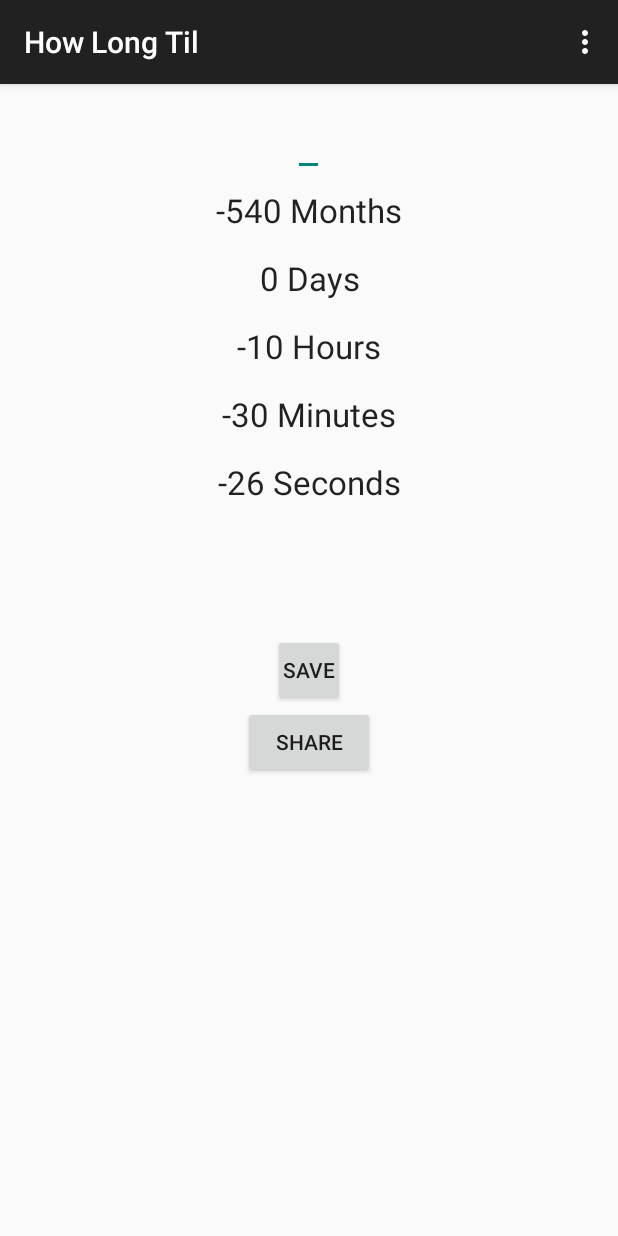
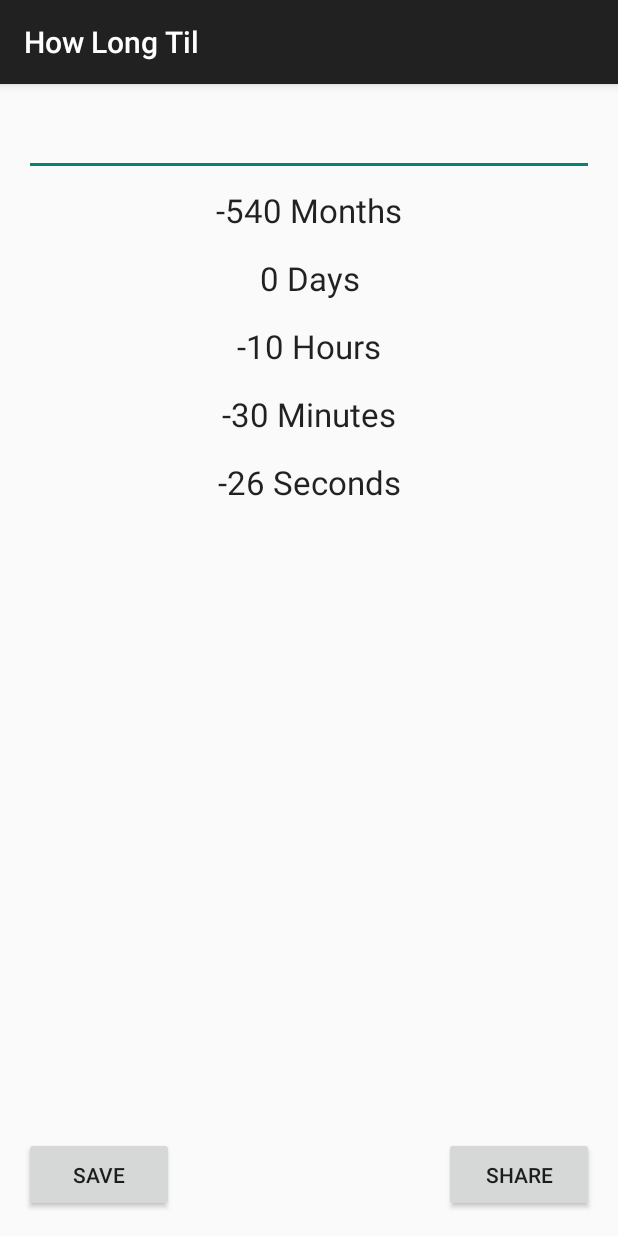
Before and after one commit to msavastano/HowLongTil, an Android app: the HowLongDetail screen opened directly, with no data from a screen before it, on a phone screen of 412 x 824 dp. Run offline under Robolectric (Android 15) with nearby library versions, the phone set to English and light mode, and no system bars; 5 statements that could not run were skipped.

Commit message:
all functions available v1

```diff
--- a/app/src/main/java/com/mikesavastano/howlongtil/HowLongDetail.java
+++ b/app/src/main/java/com/mikesavastano/howlongtil/HowLongDetail.java
@@ -1,8 +1,10 @@
 package com.mikesavastano.howlongtil;
 
 import android.content.Context;
+import android.content.Intent;
 import android.graphics.Bitmap;
 import android.graphics.Canvas;
+import android.net.Uri;
 import android.os.Environment;
 import android.os.Message;
 import android.support.v7.app.ActionBarActivity;
@@ -42,6 +44,7 @@ public class HowLongDetail extends ActionBarActivity {
     TextView minute;
     TextView second;
     DateFormat dateFormat = new SimpleDateFormat("yyyy/MM/dd HH:mm:ss");
+    DateFormat usDateFormat = new SimpleDateFormat("MM/dd/yyyy");
     //Boolean whileOn;
     //Runnable r;
     Thread thdA;
@@ -57,7 +60,7 @@ public class HowLongDetail extends ActionBarActivity {
             day.setText(remainderDays(today, eventDate) + " Day" + addEss(remainderDays(today, eventDate)));
             hour.setText(remainderHours(today, eventDate) + " Hour" + addEss(remainderHours(today, eventDate)));
             minute.setText(remainderMinutes(today, eventDate) + " Minute" + addEss(remainderMinutes(today, eventDate)));
-            event.setText(dateFormat.format(eventDate.getTime()));
+            event.setText(usDateFormat.format(eventDate.getTime()));
         }
     };
 
@@ -110,50 +113,24 @@ public class HowLongDetail extends ActionBarActivity {
         ShareButton.setOnClickListener(new View.OnClickListener() {
             @Override
             public void onClick(View v) {
-                /*
-                File mPath = new File("/sdcard/Pictures/HowLongTil/");
-                mPath.mkdirs();
-                View bigView = findViewById(R.id.linLayoutEventScreen);
-                Bitmap bitmap = Bitmap.createBitmap(bigView.getWidth(), bigView.getHeight(), Bitmap.Config.ARGB_8888);
-                Canvas canvas = new Canvas(bitmap);
-                bigView.draw(canvas);
 
-                OutputStream fout;
-                File imageFile = new File(mPath, "pic.png");
-
-                try {
-                    fout = new FileOutputStream(imageFile);
-                    bitmap.compress(Bitmap.CompressFormat.PNG, 90, fout);
-                    fout.flush();
-                    fout.close();
-
-                } catch (FileNotFoundException e) {
-                    // TODO Auto-generated catch block
-                    e.printStackTrace();
-                } catch (IOException e) {
-                    // TODO Auto-generated catch block
-                    e.printStackTrace();
-                }
-                */
                 captureScreen();
 
                 Toast.makeText(getApplicationContext(), "Shared", Toast.LENGTH_LONG).show();
 
             }
         });
-
-
     }
 
     private void captureScreen() {
-        View v = getWindow().getDecorView().getRootView();
+        View v = getWindow().getDecorView().getRootView();  //getRootView();
         v.setDrawingCacheEnabled(true);
         Bitmap bmp = Bitmap.createBitmap(v.getDrawingCache());
         v.setDrawingCacheEnabled(false);
+        String fd = Environment.getExternalStorageDirectory().toString()+"/Pictures/HowLongTil/";
+        String fn = "SCREEN" + System.currentTimeMillis() + ".png";
         try {
-            FileOutputStream fos = new FileOutputStream(new File(Environment
-                    .getExternalStorageDirectory().toString()+"/Pictures/HowLongTil/", "SCREEN"
-                    + System.currentTimeMillis() + ".png"));
+            FileOutputStream fos = new FileOutputStream(new File(fd, fn));
             bmp.compress(Bitmap.CompressFormat.PNG, 100, fos);
             fos.flush();
             fos.close();
@@ -162,6 +139,15 @@ public class HowLongDetail extends ActionBarActivity {
         } catch (IOException e) {
             e.printStackTrace();
         }
+
+        openScreenshot(fd, fn);
+    }
+
+    private void openScreenshot(String fd, String fn){
+        Intent intent = new Intent();
+        intent.setAction(Intent.ACTION_VIEW);
+        intent.setDataAndType(Uri.parse("file://" + fd + fn), "image/*");
+        startActivity(intent);
     }
 
     @Override
@@ -199,7 +185,7 @@ public class HowLongDetail extends ActionBarActivity {
         Log.i(TAG, event.getText().toString());
         String event_date = event.getText().toString();
         try {
-            d = dateFormat.parse(event_date);
+            d = usDateFormat.parse(event_date);
         }catch (ParseException e){
             e.printStackTrace();
         }
@@ -214,7 +200,7 @@ public class HowLongDetail extends ActionBarActivity {
         Toast.makeText(getApplicationContext(), "Saved", Toast.LENGTH_LONG).show();
     }
 
-    public Bitmap screenShot(View view) {
+    /*public Bitmap screenShot(View view) {
         //File mkdir = new File();
         //mkdir.mkdirs();
 
@@ -244,8 +230,8 @@ public class HowLongDetail extends ActionBarActivity {
         Toast.makeText(getApplicationContext(), "Shared", Toast.LENGTH_LONG).show();
         Log.i(TAG, imageFile.toString());
         return bitmap;
-    }
-
+    }*/
+/*
     @Override
     public boolean onCreateOptionsMenu(Menu menu) {
         // Inflate the menu; this adds items to the action bar if it is present.
@@ -267,7 +253,7 @@ public class HowLongDetail extends ActionBarActivity {
 
         return super.onOptionsItemSelected(item);
     }
-
+*/
     public static String addEss(int num){
         if (num == 1)
             return "";
--- a/app/src/main/java/com/mikesavastano/howlongtil/SavedEvents.java
+++ b/app/src/main/java/com/mikesavastano/howlongtil/SavedEvents.java
@@ -65,7 +65,7 @@ public class SavedEvents extends Activity {
                   evdate = cur.getString(0);
                   cur.moveToNext();
                 }
-                Long unixtime = Long.parseLong(evdate, 36);
+                Long unixtime = Long.parseLong(evdate);
                 Calendar unix2Cal = Calendar.getInstance();
                 unix2Cal.setTimeInMillis(unixtime);
 
@@ -73,7 +73,8 @@ public class SavedEvents extends Activity {
                 detailsView.putExtra("event", unix2Cal);
                 startActivity(detailsView);
 
-                Toast.makeText(getApplicationContext(), unix2Cal.toString() , Toast.LENGTH_LONG).show();
+
+                Toast.makeText(getApplicationContext(), evdate , Toast.LENGTH_LONG).show();
             }
         });
 
--- a/app/src/main/res/layout/activity_how_long_detail.xml
+++ b/app/src/main/res/layout/activity_how_long_detail.xml
@@ -15,7 +15,7 @@
         android:focusableInTouchMode="false">
 
         <EditText
-            android:layout_width="wrap_content"
+            android:layout_width="match_parent"
             android:layout_height="wrap_content"
             android:id="@+id/nameEditText"
             android:textAppearance="?android:attr/textAppearanceLarge"
@@ -83,24 +83,31 @@
             android:textAppearance="?android:attr/textAppearanceLarge"
             android:padding="10dp" />
 
+    </LinearLayout>
+
+    <RelativeLayout
+        android:layout_width="fill_parent"
+        android:layout_height="wrap_content"
+        android:layout_alignParentEnd="false"
+        android:layout_alignBottom="@+id/linLayoutEventScreen">
+
+        <Button
+            android:layout_width="100dp"
+            android:layout_height="50dp"
+            android:text="@string/share_text"
+            android:id="@+id/shareButton"
+            android:layout_gravity="center_horizontal"
+            android:layout_alignParentRight="true" />
+
         <Button
             style="?android:attr/buttonStyleSmall"
-            android:layout_width="wrap_content"
-            android:layout_height="wrap_content"
+            android:layout_width="100dp"
+            android:layout_height="50dp"
             android:text="@string/save_text"
             android:id="@+id/saveButton"
             android:padding="4dp"
             android:layout_gravity="center_horizontal"
             android:onClick="saveEvent" />
-
-        <Button
-            android:layout_width="wrap_content"
-            android:layout_height="wrap_content"
-            android:text="@string/share_text"
-            android:id="@+id/shareButton"
-            android:layout_gravity="center_horizontal"
-             />
-
-    </LinearLayout>
+    </RelativeLayout>
 
 </RelativeLayout>
```
